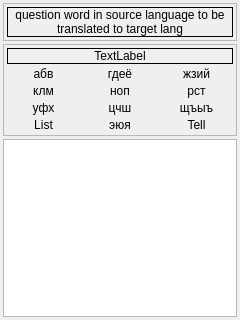
Before: the Qt Designer form src/trainerdialog.ui in sergburn/firu.qt, drawn with Qt 5.
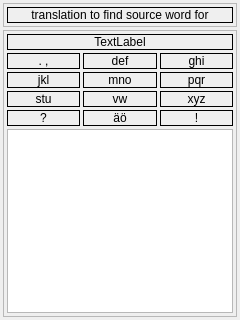
After: the same form once the commit is applied.

Diff of the .ui file:
```diff
--- a/src/trainerdialog.ui
+++ b/src/trainerdialog.ui
@@ -47,7 +47,7 @@
          <enum>QFrame::Box</enum>
         </property>
         <property name="text">
-         <string>question word in source language to be translated to target lang</string>
+         <string>translation to find source word for</string>
         </property>
         <property name="alignment">
          <set>Qt::AlignCenter</set>
@@ -95,8 +95,11 @@
        <layout class="QGridLayout" name="gridLayout">
         <item row="1" column="0">
          <widget class="QLabel" name="la4">
+          <property name="frameShape">
+           <enum>QFrame::Box</enum>
+          </property>
           <property name="text">
-           <string>клм</string>
+           <string>jkl</string>
           </property>
           <property name="alignment">
            <set>Qt::AlignCenter</set>
@@ -105,8 +108,11 @@
         </item>
         <item row="2" column="0">
          <widget class="QLabel" name="la7">
+          <property name="frameShape">
+           <enum>QFrame::Box</enum>
+          </property>
           <property name="text">
-           <string>уфх</string>
+           <string>stu</string>
           </property>
           <property name="alignment">
            <set>Qt::AlignCenter</set>
@@ -114,9 +120,12 @@
          </widget>
         </item>
         <item row="3" column="0">
-         <widget class="QLabel" name="la11">
+         <widget class="QLabel" name="la10">
+          <property name="frameShape">
+           <enum>QFrame::Box</enum>
+          </property>
           <property name="text">
-           <string>List</string>
+           <string>?</string>
           </property>
           <property name="alignment">
            <set>Qt::AlignCenter</set>
@@ -125,8 +134,11 @@
         </item>
         <item row="1" column="1">
          <widget class="QLabel" name="la5">
+          <property name="frameShape">
+           <enum>QFrame::Box</enum>
+          </property>
           <property name="text">
-           <string>ноп</string>
+           <string>mno</string>
           </property>
           <property name="alignment">
            <set>Qt::AlignCenter</set>
@@ -135,8 +147,11 @@
         </item>
         <item row="0" column="1">
          <widget class="QLabel" name="la2">
+          <property name="frameShape">
+           <enum>QFrame::Box</enum>
+          </property>
           <property name="text">
-           <string>гдеё</string>
+           <string>def</string>
           </property>
           <property name="alignment">
            <set>Qt::AlignCenter</set>
@@ -145,8 +160,11 @@
         </item>
         <item row="1" column="2">
          <widget class="QLabel" name="la6">
+          <property name="frameShape">
+           <enum>QFrame::Box</enum>
+          </property>
           <property name="text">
-           <string>рст</string>
+           <string>pqr</string>
           </property>
           <property name="alignment">
            <set>Qt::AlignCenter</set>
@@ -155,8 +173,11 @@
         </item>
         <item row="2" column="1">
          <widget class="QLabel" name="la8">
+          <property name="frameShape">
+           <enum>QFrame::Box</enum>
+          </property>
           <property name="text">
-           <string>цчш</string>
+           <string>vw</string>
           </property>
           <property name="alignment">
            <set>Qt::AlignCenter</set>
@@ -164,9 +185,12 @@
          </widget>
         </item>
         <item row="3" column="1">
-         <widget class="QLabel" name="la0">
+         <widget class="QLabel" name="la11">
+          <property name="frameShape">
+           <enum>QFrame::Box</enum>
+          </property>
           <property name="text">
-           <string>эюя</string>
+           <string>äö</string>
           </property>
           <property name="alignment">
            <set>Qt::AlignCenter</set>
@@ -175,8 +199,11 @@
         </item>
         <item row="3" column="2">
          <widget class="QLabel" name="la12">
+          <property name="frameShape">
+           <enum>QFrame::Box</enum>
+          </property>
           <property name="text">
-           <string>Tell</string>
+           <string>!</string>
           </property>
           <property name="alignment">
            <set>Qt::AlignCenter</set>
@@ -185,8 +212,11 @@
         </item>
         <item row="2" column="2">
          <widget class="QLabel" name="la9">
+          <property name="frameShape">
+           <enum>QFrame::Box</enum>
+          </property>
           <property name="text">
-           <string>щъыъ</string>
+           <string>xyz</string>
           </property>
           <property name="alignment">
            <set>Qt::AlignCenter</set>
@@ -195,8 +225,11 @@
         </item>
         <item row="0" column="2">
          <widget class="QLabel" name="la3">
+          <property name="frameShape">
+           <enum>QFrame::Box</enum>
+          </property>
           <property name="text">
-           <string>жзий</string>
+           <string>ghi</string>
           </property>
           <property name="alignment">
            <set>Qt::AlignCenter</set>
@@ -205,8 +238,11 @@
         </item>
         <item row="0" column="0">
          <widget class="QLabel" name="la1">
+          <property name="frameShape">
+           <enum>QFrame::Box</enum>
+          </property>
           <property name="text">
-           <string>абв</string>
+           <string>. ,</string>
           </property>
           <property name="alignment">
            <set>Qt::AlignCenter</set>
@@ -215,12 +251,12 @@
         </item>
        </layout>
       </item>
+      <item>
+       <widget class="QListWidget" name="listAnswers"/>
+      </item>
      </layout>
     </widget>
    </item>
-   <item>
-    <widget class="QListWidget" name="listAnswers"/>
-   </item>
   </layout>
  </widget>
  <resources/>
```
Left out of the diff: 2 changed lines with no effect on the pictures.
